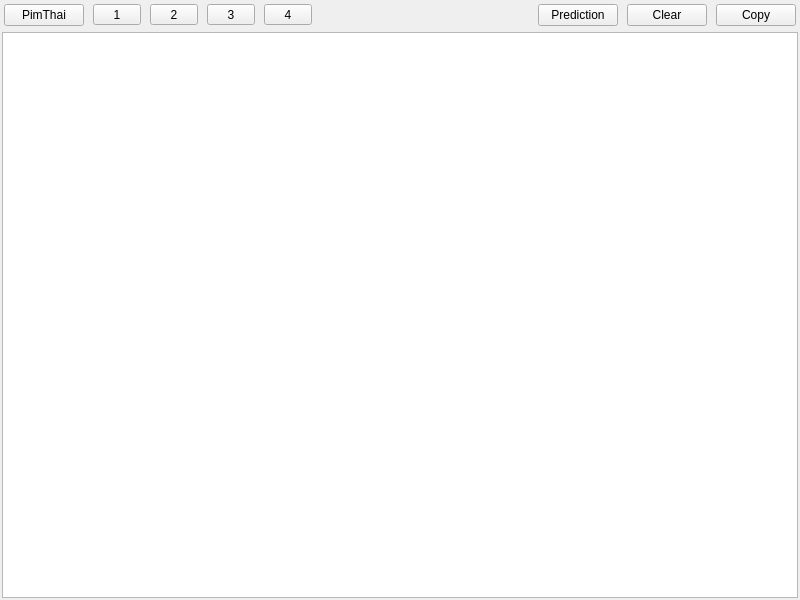
Before: the Qt Designer form PimThaiWindow.ui in iamjay/PimThai, drawn with Qt 5.
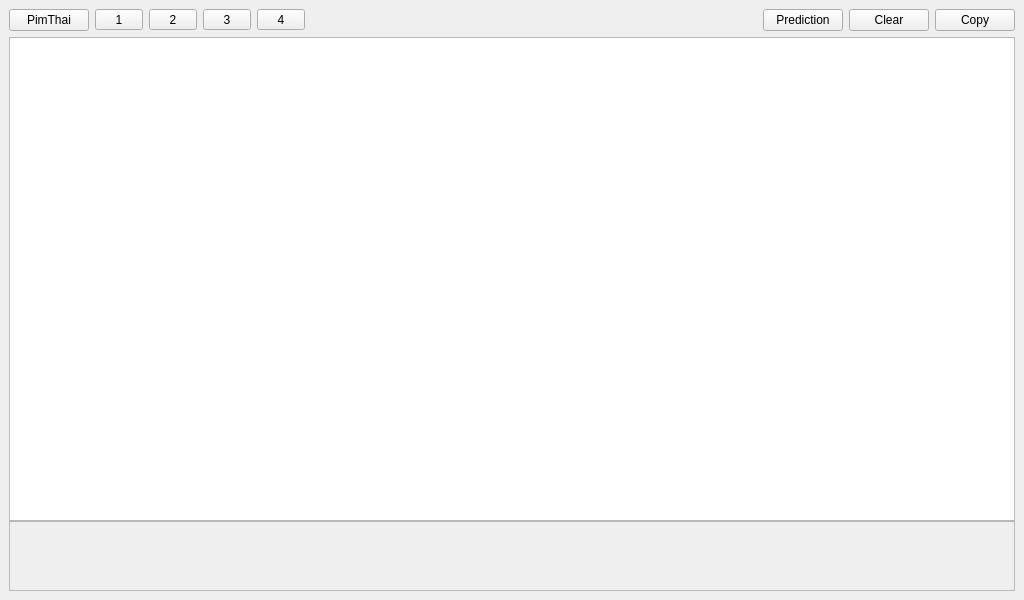
After: the same form once the commit is applied.

Commit message: Fix showing prediction panel makes the keyboard smaller.

The edit to the form file:
```diff
--- a/PimThaiWindow.ui
+++ b/PimThaiWindow.ui
@@ -6,7 +6,7 @@
    <rect>
     <x>0</x>
     <y>0</y>
-    <width>800</width>
+    <width>1024</width>
     <height>600</height>
    </rect>
   </property>
@@ -15,20 +15,8 @@
   </property>
   <widget class="QWidget" name="centralwidget">
    <layout class="QVBoxLayout" name="verticalLayout">
-    <property name="spacing">
-     <number>0</number>
-    </property>
-    <property name="margin">
-     <number>0</number>
-    </property>
     <item>
      <layout class="QHBoxLayout" name="horizontalLayout">
-      <property name="spacing">
-       <number>9</number>
-      </property>
-      <property name="margin">
-       <number>4</number>
-      </property>
       <item>
        <widget class="QPushButton" name="aboutButton">
         <property name="focusPolicy">
@@ -146,7 +134,7 @@
         </property>
         <property name="sizeHint" stdset="0">
          <size>
-          <width>40</width>
+          <width>779</width>
           <height>20</height>
          </size>
         </property>
@@ -191,15 +179,57 @@
      </layout>
     </item>
     <item>
-     <widget class="QTextEdit" name="textEdit">
-      <property name="font">
-       <font>
-        <pointsize>18</pointsize>
-       </font>
+     <widget class="QWidget" name="widget" native="true">
+      <property name="sizePolicy">
+       <sizepolicy hsizetype="Preferred" vsizetype="Preferred">
+        <horstretch>0</horstretch>
+        <verstretch>2</verstretch>
+       </sizepolicy>
       </property>
       <property name="styleSheet">
-       <string notr="true">margin: 2px;</string>
+       <string notr="true">margin: 0px; padding: 0px;
+</string>
       </property>
+      <layout class="QVBoxLayout" name="verticalLayout_2">
+       <property name="spacing">
+        <number>0</number>
+       </property>
+       <property name="margin">
+        <number>0</number>
+       </property>
+       <item>
+        <widget class="QTextEdit" name="textEdit">
+         <property name="sizePolicy">
+          <sizepolicy hsizetype="Expanding" vsizetype="Expanding">
+           <horstretch>0</horstretch>
+           <verstretch>1</verstretch>
+          </sizepolicy>
+         </property>
+         <property name="font">
+          <font>
+           <pointsize>18</pointsize>
+          </font>
+         </property>
+        </widget>
+       </item>
+       <item>
+        <widget class="QScrollArea" name="predictionPanel">
+         <property name="widgetResizable">
+          <bool>true</bool>
+         </property>
+         <widget class="QWidget" name="scrollAreaWidgetContents">
+          <property name="geometry">
+           <rect>
+            <x>0</x>
+            <y>0</y>
+            <width>1004</width>
+            <height>73</height>
+           </rect>
+          </property>
+         </widget>
+        </widget>
+       </item>
+      </layout>
      </widget>
     </item>
    </layout>
```
The commit also changes 3 other files.
